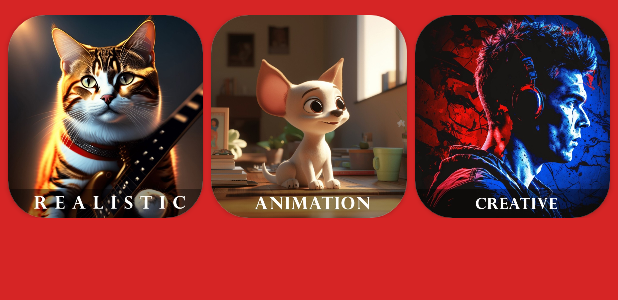
After one commit to UmerTayyeb/Text_To_Image, an Android app: the layout del.xml on its own in the app's theme, with its tools: preview values and no code run, on a phone screen of 412 x 824 dp. The commit adds this screen. Shown: the top 300 px of the screen. Run offline under Robolectric (Android 15) with nearby library versions, the phone set to English and light mode, and no system bars.

Commit message:
changed to 3 modes in a row

```diff
--- /dev/null
+++ b/app/src/main/res/layout/del.xml
@@ -0,0 +1,91 @@
+<?xml version="1.0" encoding="utf-8"?>
+<LinearLayout xmlns:android="http://schemas.android.com/apk/res/android"
+    android:layout_width="match_parent"
+    android:layout_height="match_parent"
+    xmlns:app="http://schemas.android.com/apk/res-auto"
+    android:orientation="vertical"
+    android:background="#D62525">
+
+    <!-- Your content for the ScrollView goes here -->
+    <ScrollView
+        android:layout_width="match_parent"
+        android:layout_height="wrap_content">
+
+        <LinearLayout
+            android:layout_width="match_parent"
+            android:layout_height="wrap_content"
+            android:orientation="horizontal" >
+
+            <!-- Add a GridLayout to display images in rows of 3 -->
+            <GridLayout
+                android:id="@+id/imageGridLayout"
+                android:layout_width="match_parent"
+                android:layout_height="wrap_content"
+                android:columnCount="3"
+                android:rowCount="1"
+                android:paddingTop="10dp"
+                android:layout_gravity="center">
+
+                <!-- Add your CardViews and ImageViews here -->
+                <!-- Image 1-->
+                <androidx.cardview.widget.CardView
+                    android:layout_width="0dp"
+                    android:layout_height="wrap_content"
+                    android:layout_columnWeight="1"
+                    android:layout_marginLeft="5dp"
+                    app:cardCornerRadius="25dp">
+
+                    <ImageView
+                        android:id="@+id/cardimageView1"
+                        style="@style/menu_image_style"
+                        app:srcCompat="@drawable/realistic"
+                        android:scaleType="centerCrop"
+                        android:layout_width="135dp"
+                        android:layout_height="135dp"
+                        />
+                </androidx.cardview.widget.CardView>
+
+                <!-- Image 2-->
+                <androidx.cardview.widget.CardView
+                    android:layout_width="0dp"
+                    android:layout_height="wrap_content"
+                    android:layout_columnWeight="1"
+                    app:cardCornerRadius="25dp"
+                    android:layout_marginLeft="5dp">
+
+                    <ImageView
+                        android:id="@+id/cardimageView2"
+                        style="@style/menu_image_style"
+                        app:srcCompat="@drawable/animation"
+                        android:scaleType="centerCrop"
+                        android:layout_width="135dp"
+                        android:layout_height="135dp"
+                        />
+                </androidx.cardview.widget.CardView>
+
+                <!-- Image 3-->
+                <androidx.cardview.widget.CardView
+                    android:layout_width="0dp"
+                    android:layout_height="wrap_content"
+                    android:layout_columnWeight="1"
+                    app:cardCornerRadius="25dp"
+                    android:layout_marginLeft="5dp"
+                    android:layout_marginRight="5dp">
+
+                    <ImageView
+                        android:id="@+id/cardimageView3"
+                        style="@style/menu_image_style"
+                        app:srcCompat="@drawable/creative"
+                        android:scaleType="centerCrop"
+                        android:layout_width="135dp"
+                        android:layout_height="135dp"
+                        />
+                </androidx.cardview.widget.CardView>
+
+                <!-- Add more CardViews and ImageViews for each image -->
+
+            </GridLayout>
+
+        </LinearLayout>
+    </ScrollView>
+</LinearLayout>
--- a/app/src/main/res/layout/popup_layout.xml
+++ b/app/src/main/res/layout/popup_layout.xml
@@ -270,7 +270,7 @@
                                 <ImageView
                                     android:id="@+id/cardimageView8"
                                     style="@style/menu_image_style"
-                                    app:srcCompat="@drawable/abb"
+                                    app:srcCompat="@drawable/abs"
                                     android:scaleType="centerCrop"
                                     />
 
```
